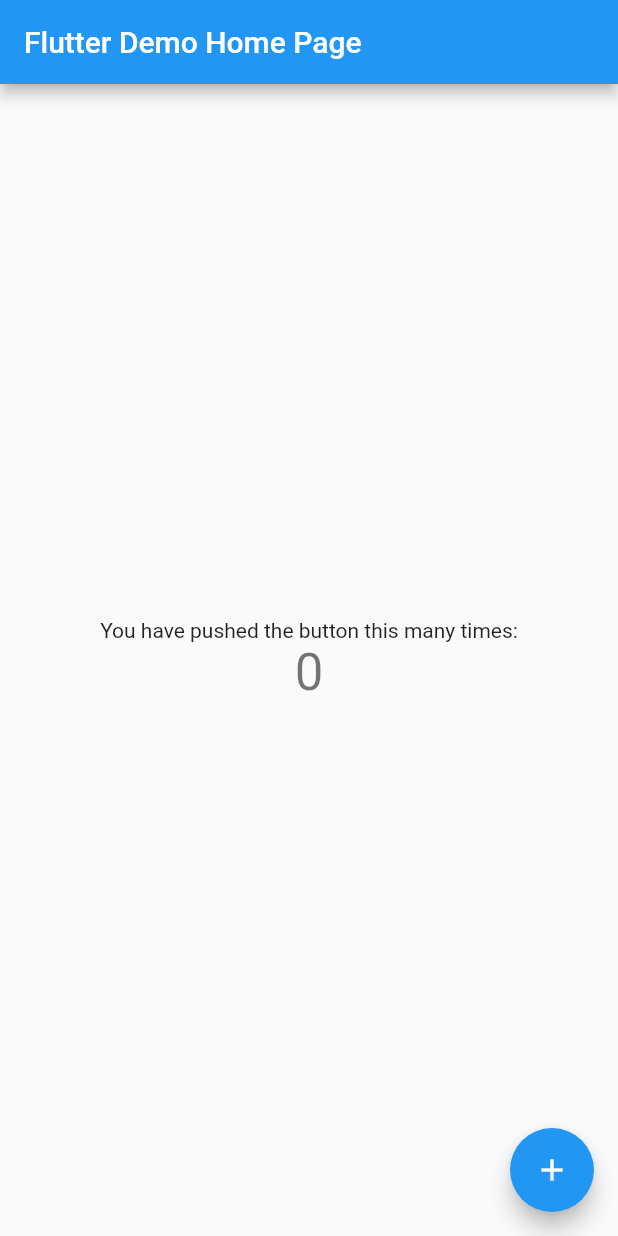
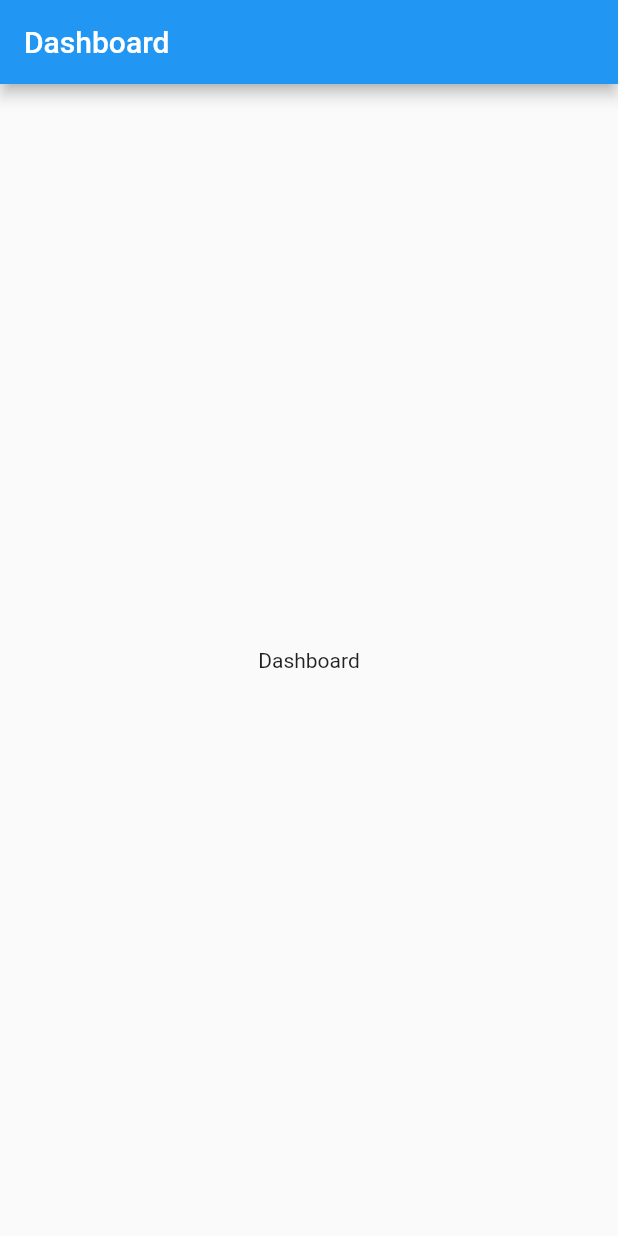
Before and after one commit to heischichou/Intro-to-Flutter, a Flutter app: the screen it shows after launch, on a phone screen of 412 x 824 dp. Run offline on Flutter 3.47's test engine with Material 2 defaults, Android fonts, the phone set to English and light mode, and no system bars.

Commit message:
Initial commit

```diff
--- a/lib/main.dart
+++ b/lib/main.dart
@@ -1,115 +1,8 @@
 import 'package:flutter/material.dart';
+import './screens/dashboard_screen.dart';
 
 void main() {
-  runApp(const MyApp());
+  runApp(const MaterialApp(
+    home: Dashboard(),
+  ));
 }
-
-class MyApp extends StatelessWidget {
-  const MyApp({super.key});
-
-  // This widget is the root of your application.
-  @override
-  Widget build(BuildContext context) {
-    return MaterialApp(
-      title: 'Flutter Demo',
-      theme: ThemeData(
-        // This is the theme of your application.
-        //
-        // Try running your application with "flutter run". You'll see the
-        // application has a blue toolbar. Then, without quitting the app, try
-        // changing the primarySwatch below to Colors.green and then invoke
-        // "hot reload" (press "r" in the console where you ran "flutter run",
-        // or simply save your changes to "hot reload" in a Flutter IDE).
-        // Notice that the counter didn't reset back to zero; the application
-        // is not restarted.
-        primarySwatch: Colors.blue,
-      ),
-      home: const MyHomePage(title: 'Flutter Demo Home Page'),
-    );
-  }
-}
-
-class MyHomePage extends StatefulWidget {
-  const MyHomePage({super.key, required this.title});
-
-  // This widget is the home page of your application. It is stateful, meaning
-  // that it has a State object (defined below) that contains fields that affect
-  // how it looks.
-
-  // This class is the configuration for the state. It holds the values (in this
-  // case the title) provided by the parent (in this case the App widget) and
-  // used by the build method of the State. Fields in a Widget subclass are
-  // always marked "final".
-
-  final String title;
-
-  @override
-  State<MyHomePage> createState() => _MyHomePageState();
-}
-
-class _MyHomePageState extends State<MyHomePage> {
-  int _counter = 0;
-
-  void _incrementCounter() {
-    setState(() {
-      // This call to setState tells the Flutter framework that something has
-      // changed in this State, which causes it to rerun the build method below
-      // so that the display can reflect the updated values. If we changed
-      // _counter without calling setState(), then the build method would not be
-      // called again, and so nothing would appear to happen.
-      _counter++;
-    });
-  }
-
-  @override
-  Widget build(BuildContext context) {
-    // This method is rerun every time setState is called, for instance as done
-    // by the _incrementCounter method above.
-    //
-    // The Flutter framework has been optimized to make rerunning build methods
-    // fast, so that you can just rebuild anything that needs updating rather
-    // than having to individually change instances of widgets.
-    return Scaffold(
-      appBar: AppBar(
-        // Here we take the value from the MyHomePage object that was created by
-        // the App.build method, and use it to set our appbar title.
-        title: Text(widget.title),
-      ),
-      body: Center(
-        // Center is a layout widget. It takes a single child and positions it
-        // in the middle of the parent.
-        child: Column(
-          // Column is also a layout widget. It takes a list of children and
-          // arranges them vertically. By default, it sizes itself to fit its
-          // children horizontally, and tries to be as tall as its parent.
-          //
-          // Invoke "debug painting" (press "p" in the console, choose the
-          // "Toggle Debug Paint" action from the Flutter Inspector in Android
-          // Studio, or the "Toggle Debug Paint" command in Visual Studio Code)
-          // to see the wireframe for each widget.
-          //
-          // Column has various properties to control how it sizes itself and
-          // how it positions its children. Here we use mainAxisAlignment to
-          // center the children vertically; the main axis here is the vertical
-          // axis because Columns are vertical (the cross axis would be
-          // horizontal).
-          mainAxisAlignment: MainAxisAlignment.center,
-          children: <Widget>[
-            const Text(
-              'You have pushed the button this many times:',
-            ),
-            Text(
-              '$_counter',
-              style: Theme.of(context).textTheme.headline4,
-            ),
-          ],
-        ),
-      ),
-      floatingActionButton: FloatingActionButton(
-        onPressed: _incrementCounter,
-        tooltip: 'Increment',
-        child: const Icon(Icons.add),
-      ), // This trailing comma makes auto-formatting nicer for build methods.
-    );
-  }
-}
--- /dev/null
+++ b/lib/screens/dashboard_screen.dart
@@ -0,0 +1,22 @@
+import 'package:flutter/material.dart';
+
+class Dashboard extends StatefulWidget {
+  const Dashboard({super.key});
+
+  @override
+  State<Dashboard> createState() => _DashboardState();
+}
+
+class _DashboardState extends State<Dashboard> {
+  @override
+  Widget build(BuildContext context) {
+    return Scaffold(
+      appBar: AppBar(
+        title: const Text('Dashboard'),
+      ),
+      body: const Center(
+        child: Text('Dashboard'),
+      ),
+    );
+  }
+}
```
Also changed, not shown: lib/models/user.dart (added, +19 -0 lines), lib/screens/login_screen.dart (added, +22 -0 lines), lib/screens/settings_screen.dart (added, +17 -0 lines), lib/screens/signup_screen.dart (added, +14 -0 lines).
